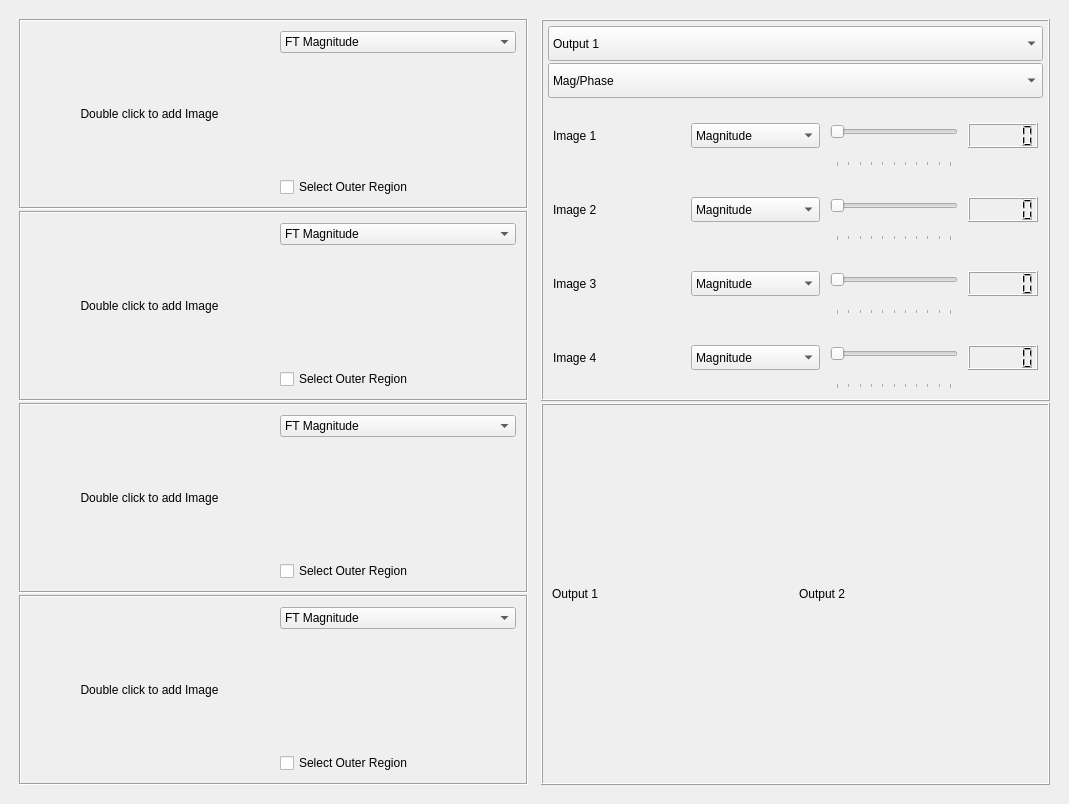
Before: the Qt Designer form task4.ui in OmarAtef0/Fourier-Transform-Mixer, drawn with Qt 5.
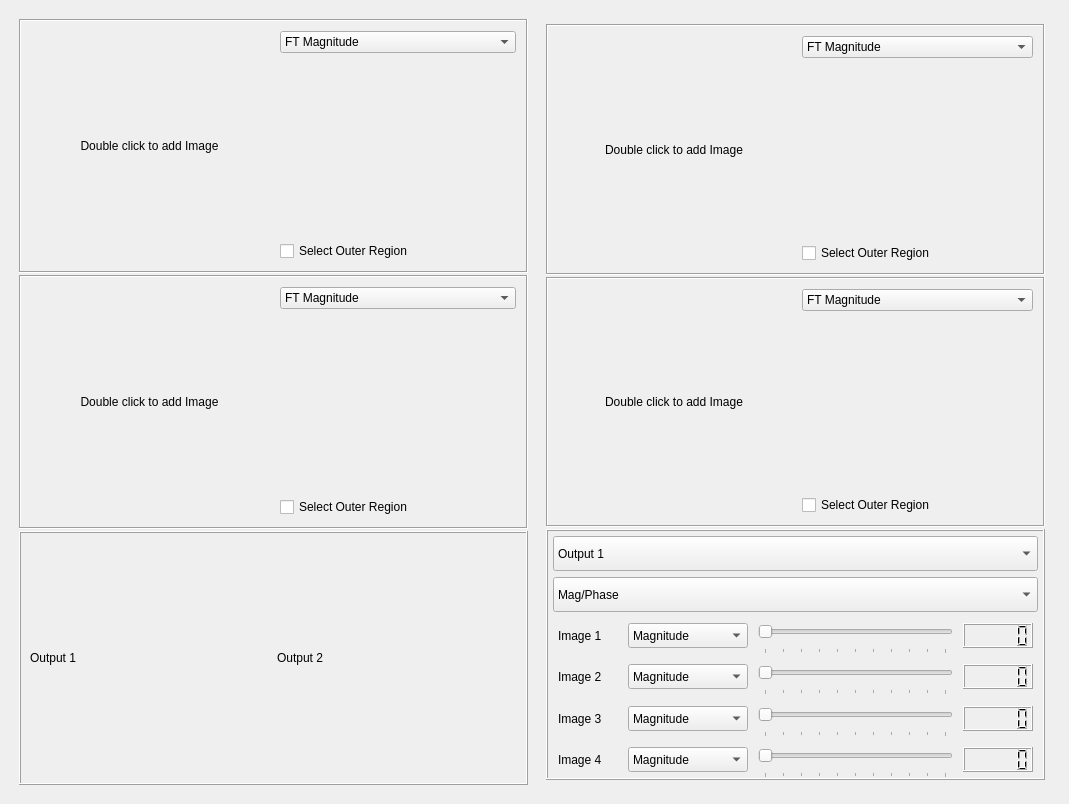
After: the same form once the commit is applied. Custom widgets are drawn as their Qt base class.

What changed in the file:
```diff
--- a/task4.ui
+++ b/task4.ui
@@ -212,6 +212,268 @@
            </widget>
           </item>
           <item>
+           <widget class="QFrame" name="frame_10">
+            <property name="frameShape">
+             <enum>QFrame::Box</enum>
+            </property>
+            <property name="frameShadow">
+             <enum>QFrame::Sunken</enum>
+            </property>
+            <property name="lineWidth">
+             <number>1</number>
+            </property>
+            <layout class="QHBoxLayout" name="horizontalLayout_6">
+             <property name="spacing">
+              <number>2</number>
+             </property>
+             <property name="leftMargin">
+              <number>5</number>
+             </property>
+             <property name="topMargin">
+              <number>5</number>
+             </property>
+             <property name="rightMargin">
+              <number>5</number>
+             </property>
+             <property name="bottomMargin">
+              <number>5</number>
+             </property>
+             <item>
+              <widget class="QLabel" name="label_7">
+               <property name="sizePolicy">
+                <sizepolicy hsizetype="Expanding" vsizetype="Expanding">
+                 <horstretch>0</horstretch>
+                 <verstretch>0</verstretch>
+                </sizepolicy>
+               </property>
+               <property name="styleSheet">
+                <string notr="true">
+font: 75 9pt &quot;MS Shell Dlg 2&quot;;</string>
+               </property>
+               <property name="text">
+                <string>Double click to add Image</string>
+               </property>
+               <property name="alignment">
+                <set>Qt::AlignCenter</set>
+               </property>
+              </widget>
+             </item>
+             <item>
+              <widget class="QFrame" name="frame_11">
+               <property name="frameShape">
+                <enum>QFrame::NoFrame</enum>
+               </property>
+               <property name="frameShadow">
+                <enum>QFrame::Raised</enum>
+               </property>
+               <property name="lineWidth">
+                <number>1</number>
+               </property>
+               <layout class="QVBoxLayout" name="verticalLayout_5">
+                <property name="spacing">
+                 <number>2</number>
+                </property>
+                <property name="leftMargin">
+                 <number>5</number>
+                </property>
+                <property name="topMargin">
+                 <number>5</number>
+                </property>
+                <property name="rightMargin">
+                 <number>5</number>
+                </property>
+                <property name="bottomMargin">
+                 <number>5</number>
+                </property>
+                <item>
+                 <widget class="QComboBox" name="comboBox_3">
+                  <property name="sizePolicy">
+                   <sizepolicy hsizetype="Expanding" vsizetype="Fixed">
+                    <horstretch>0</horstretch>
+                    <verstretch>0</verstretch>
+                   </sizepolicy>
+                  </property>
+                  <item>
+                   <property name="text">
+                    <string>FT Magnitude</string>
+                   </property>
+                  </item>
+                  <item>
+                   <property name="text">
+                    <string>FT Phase</string>
+                   </property>
+                  </item>
+                  <item>
+                   <property name="text">
+                    <string>FT Real</string>
+                   </property>
+                  </item>
+                  <item>
+                   <property name="text">
+                    <string>FT Imaginary</string>
+                   </property>
+                  </item>
+                 </widget>
+                </item>
+                <item>
+                 <widget class="GraphicsLayoutWidget" name="spectrum_3" native="true"/>
+                </item>
+                <item>
+                 <widget class="QCheckBox" name="checkBox_3">
+                  <property name="text">
+                   <string>Select Outer Region</string>
+                  </property>
+                 </widget>
+                </item>
+               </layout>
+              </widget>
+             </item>
+            </layout>
+           </widget>
+          </item>
+          <item>
+           <widget class="QFrame" name="frame_13">
+            <property name="sizePolicy">
+             <sizepolicy hsizetype="Expanding" vsizetype="Expanding">
+              <horstretch>0</horstretch>
+              <verstretch>0</verstretch>
+             </sizepolicy>
+            </property>
+            <property name="frameShape">
+             <enum>QFrame::Box</enum>
+            </property>
+            <property name="frameShadow">
+             <enum>QFrame::Raised</enum>
+            </property>
+            <property name="lineWidth">
+             <number>1</number>
+            </property>
+            <layout class="QHBoxLayout" name="horizontalLayout_11">
+             <item>
+              <widget class="QLabel" name="outputlabel">
+               <property name="sizePolicy">
+                <sizepolicy hsizetype="Expanding" vsizetype="Expanding">
+                 <horstretch>0</horstretch>
+                 <verstretch>0</verstretch>
+                </sizepolicy>
+               </property>
+               <property name="maximumSize">
+                <size>
+                 <width>500</width>
+                 <height>500</height>
+                </size>
+               </property>
+               <property name="styleSheet">
+                <string notr="true">
+font: 75 9pt &quot;MS Shell Dlg 2&quot;;</string>
+               </property>
+               <property name="text">
+                <string>Output 1</string>
+               </property>
+              </widget>
+             </item>
+             <item>
+              <widget class="QLabel" name="outputlabel_2">
+               <property name="sizePolicy">
+                <sizepolicy hsizetype="Expanding" vsizetype="Expanding">
+                 <horstretch>0</horstretch>
+                 <verstretch>0</verstretch>
+                </sizepolicy>
+               </property>
+               <property name="maximumSize">
+                <size>
+                 <width>500</width>
+                 <height>500</height>
+                </size>
+               </property>
+               <property name="styleSheet">
+                <string notr="true">
+font: 75 9pt &quot;MS Shell Dlg 2&quot;;</string>
+               </property>
+               <property name="text">
+                <string>Output 2</string>
+               </property>
+              </widget>
+             </item>
+            </layout>
+           </widget>
+          </item>
+         </layout>
+        </widget>
+       </item>
+       <item>
+        <widget class="QFrame" name="frame_3">
+         <property name="sizePolicy">
+          <sizepolicy hsizetype="Expanding" vsizetype="Expanding">
+           <horstretch>0</horstretch>
+           <verstretch>0</verstretch>
+          </sizepolicy>
+         </property>
+         <property name="frameShape">
+          <enum>QFrame::NoFrame</enum>
+         </property>
+         <property name="frameShadow">
+          <enum>QFrame::Sunken</enum>
+         </property>
+         <property name="lineWidth">
+          <number>0</number>
+         </property>
+         <layout class="QVBoxLayout" name="verticalLayout_6">
+          <property name="spacing">
+           <number>2</number>
+          </property>
+          <property name="leftMargin">
+           <number>5</number>
+          </property>
+          <property name="topMargin">
+           <number>5</number>
+          </property>
+          <property name="rightMargin">
+           <number>5</number>
+          </property>
+          <property name="bottomMargin">
+           <number>5</number>
+          </property>
+          <item>
+           <widget class="QFrame" name="frame_12">
+            <property name="sizePolicy">
+             <sizepolicy hsizetype="Expanding" vsizetype="Expanding">
+              <horstretch>0</horstretch>
+              <verstretch>0</verstretch>
+             </sizepolicy>
+            </property>
+            <property name="maximumSize">
+             <size>
+              <width>16777215</width>
+              <height>16777215</height>
+             </size>
+            </property>
+            <property name="frameShape">
+             <enum>QFrame::NoFrame</enum>
+            </property>
+            <property name="frameShadow">
+             <enum>QFrame::Raised</enum>
+            </property>
+            <property name="lineWidth">
+             <number>1</number>
+            </property>
+            <layout class="QVBoxLayout" name="verticalLayout_8">
+             <property name="spacing">
+              <number>2</number>
+             </property>
+             <property name="leftMargin">
+              <number>5</number>
+             </property>
+             <property name="topMargin">
+              <number>5</number>
+             </property>
+             <property name="rightMargin">
+              <number>5</number>
+             </property>
+             <property name="bottomMargin">
+              <number>5</number>
+             </property>
+             <item>
            <widget class="QFrame" name="frame_6">
             <property name="frameShape">
              <enum>QFrame::Box</enum>
@@ -406,126 +668,6 @@
                  <number>5</number>
                 </property>
                 <item>
-                 <widget class="QComboBox" name="comboBox_3">
-                  <property name="sizePolicy">
-                   <sizepolicy hsizetype="Expanding" vsizetype="Fixed">
-                    <horstretch>0</horstretch>
-                    <verstretch>0</verstretch>
-                   </sizepolicy>
-                  </property>
-                  <item>
-                   <property name="text">
-                    <string>FT Magnitude</string>
-                   </property>
-                  </item>
-                  <item>
-                   <property name="text">
-                    <string>FT Phase</string>
-                   </property>
-                  </item>
-                  <item>
-                   <property name="text">
-                    <string>FT Real</string>
-                   </property>
-                  </item>
-                  <item>
-                   <property name="text">
-                    <string>FT Imaginary</string>
-                   </property>
-                  </item>
-                 </widget>
-                </item>
-                <item>
-                 <widget class="GraphicsLayoutWidget" name="spectrum_3" native="true"/>
-                </item>
-                <item>
-                 <widget class="QCheckBox" name="checkBox_3">
-                  <property name="text">
-                   <string>Select Outer Region</string>
-                  </property>
-                 </widget>
-                </item>
-               </layout>
-              </widget>
-             </item>
-            </layout>
-           </widget>
-          </item>
-          <item>
-           <widget class="QFrame" name="frame_10">
-            <property name="frameShape">
-             <enum>QFrame::Box</enum>
-            </property>
-            <property name="frameShadow">
-             <enum>QFrame::Sunken</enum>
-            </property>
-            <property name="lineWidth">
-             <number>1</number>
-            </property>
-            <layout class="QHBoxLayout" name="horizontalLayout_6">
-             <property name="spacing">
-              <number>2</number>
-             </property>
-             <property name="leftMargin">
-              <number>5</number>
-             </property>
-             <property name="topMargin">
-              <number>5</number>
-             </property>
-             <property name="rightMargin">
-              <number>5</number>
-             </property>
-             <property name="bottomMargin">
-              <number>5</number>
-             </property>
-             <item>
-              <widget class="QLabel" name="label_7">
-               <property name="sizePolicy">
-                <sizepolicy hsizetype="Expanding" vsizetype="Expanding">
-                 <horstretch>0</horstretch>
-                 <verstretch>0</verstretch>
-                </sizepolicy>
-               </property>
-               <property name="styleSheet">
-                <string notr="true">
-font: 75 9pt &quot;MS Shell Dlg 2&quot;;</string>
-               </property>
-               <property name="text">
-                <string>Double click to add Image</string>
-               </property>
-               <property name="alignment">
-                <set>Qt::AlignCenter</set>
-               </property>
-              </widget>
-             </item>
-             <item>
-              <widget class="QFrame" name="frame_11">
-               <property name="frameShape">
-                <enum>QFrame::NoFrame</enum>
-               </property>
-               <property name="frameShadow">
-                <enum>QFrame::Raised</enum>
-               </property>
-               <property name="lineWidth">
-                <number>1</number>
-               </property>
-               <layout class="QVBoxLayout" name="verticalLayout_5">
-                <property name="spacing">
-                 <number>2</number>
-                </property>
-                <property name="leftMargin">
-                 <number>5</number>
-                </property>
-                <property name="topMargin">
-                 <number>5</number>
-                </property>
-                <property name="rightMargin">
-                 <number>5</number>
-                </property>
-                <property name="bottomMargin">
-                 <number>5</number>
-                </property>
-                <item>
                  <widget class="QComboBox" name="comboBox_4">
                   <property name="sizePolicy">
                    <sizepolicy hsizetype="Expanding" vsizetype="Fixed">
@@ -571,56 +713,17 @@
             </layout>
            </widget>
           </item>
-         </layout>
-        </widget>
-       </item>
        <item>
-        <widget class="QFrame" name="frame_3">
-         <property name="frameShape">
-          <enum>QFrame::NoFrame</enum>
-         </property>
-         <property name="frameShadow">
-          <enum>QFrame::Sunken</enum>
-         </property>
-         <property name="lineWidth">
-          <number>0</number>
-         </property>
-         <layout class="QVBoxLayout" name="verticalLayout_6">
-          <property name="spacing">
-           <number>2</number>
-          </property>
-          <property name="leftMargin">
-           <number>5</number>
-          </property>
-          <property name="topMargin">
-           <number>5</number>
-          </property>
-          <property name="rightMargin">
-           <number>5</number>
-          </property>
-          <property name="bottomMargin">
-           <number>5</number>
-          </property>
-          <item>
-           <widget class="QFrame" name="frame_12">
-            <property name="maximumSize">
-             <size>
-              <width>16777215</width>
-              <height>420</height>
-             </size>
-            </property>
+              <widget class="QFrame" name="frame_14">
             <property name="frameShape">
              <enum>QFrame::Box</enum>
             </property>
             <property name="frameShadow">
              <enum>QFrame::Raised</enum>
             </property>
-            <property name="lineWidth">
-             <number>1</number>
-            </property>
-            <layout class="QVBoxLayout" name="verticalLayout_8">
+               <layout class="QVBoxLayout" name="verticalLayout_9">
              <property name="spacing">
-              <number>2</number>
+                 <number>5</number>
              </property>
              <property name="leftMargin">
               <number>5</number>
@@ -632,7 +735,28 @@
               <number>5</number>
              </property>
              <property name="bottomMargin">
-              <number>5</number>
+                 <number>0</number>
+                </property>
+                <item>
+                 <widget class="QFrame" name="frame_19">
+                  <property name="frameShape">
+                   <enum>QFrame::NoFrame</enum>
+                  </property>
+                  <property name="frameShadow">
+                   <enum>QFrame::Raised</enum>
+                  </property>
+                  <layout class="QVBoxLayout" name="verticalLayout_7">
+                   <property name="leftMargin">
+                    <number>0</number>
+                   </property>
+                   <property name="topMargin">
+                    <number>0</number>
+                   </property>
+                   <property name="rightMargin">
+                    <number>0</number>
+                   </property>
+                   <property name="bottomMargin">
+                    <number>0</number>
              </property>
              <item>
               <widget class="QComboBox" name="outputBox">
@@ -686,8 +810,11 @@
                </item>
               </widget>
              </item>
+                  </layout>
+                 </widget>
+                </item>
              <item>
-              <widget class="QFrame" name="frame_14">
+                 <widget class="QFrame" name="frame_18">
                <property name="maximumSize">
                 <size>
                  <width>16777215</width>
@@ -711,13 +838,13 @@
                  <number>5</number>
                 </property>
                 <property name="topMargin">
-                 <number>5</number>
+                    <number>0</number>
                 </property>
                 <property name="rightMargin">
                  <number>5</number>
                 </property>
                 <property name="bottomMargin">
-                 <number>5</number>
+                    <number>0</number>
                 </property>
                 <item>
                  <widget class="QLabel" name="label_11">
@@ -729,7 +856,7 @@
                   </property>
                   <property name="maximumSize">
                    <size>
-                    <width>200</width>
+                       <width>60</width>
                     <height>16777215</height>
                    </size>
                   </property>
@@ -754,7 +881,7 @@
                   </property>
                   <property name="maximumSize">
                    <size>
-                    <width>200</width>
+                       <width>120</width>
                     <height>16777215</height>
                    </size>
                   </property>
@@ -865,13 +992,13 @@
                  <number>5</number>
                 </property>
                 <property name="topMargin">
-                 <number>5</number>
+                    <number>0</number>
                 </property>
                 <property name="rightMargin">
                  <number>5</number>
                 </property>
                 <property name="bottomMargin">
-                 <number>5</number>
+                    <number>0</number>
                 </property>
                 <item>
                  <widget class="QLabel" name="label_12">
@@ -883,7 +1010,7 @@
                   </property>
                   <property name="maximumSize">
                    <size>
-                    <width>200</width>
+                       <width>60</width>
                     <height>16777215</height>
                    </size>
                   </property>
@@ -908,7 +1035,7 @@
                   </property>
                   <property name="maximumSize">
                    <size>
-                    <width>200</width>
+                       <width>120</width>
                     <height>16777215</height>
                    </size>
                   </property>
@@ -1016,13 +1143,13 @@
                  <number>5</number>
                 </property>
                 <property name="topMargin">
-                 <number>5</number>
+                    <number>0</number>
                 </property>
                 <property name="rightMargin">
                  <number>5</number>
                 </property>
                 <property name="bottomMargin">
-                 <number>5</number>
+                    <number>0</number>
                 </property>
                 <item>
                  <widget class="QLabel" name="label_14">
@@ -1034,7 +1161,7 @@
                   </property>
                   <property name="maximumSize">
                    <size>
-                    <width>200</width>
+                       <width>60</width>
                     <height>16777215</height>
                    </size>
                   </property>
@@ -1059,7 +1186,7 @@
                   </property>
                   <property name="maximumSize">
                    <size>
-                    <width>200</width>
+                       <width>120</width>
                     <height>16777215</height>
                    </size>
                   </property>
@@ -1167,13 +1294,13 @@
                  <number>5</number>
                 </property>
                 <property name="topMargin">
-                 <number>5</number>
+                    <number>0</number>
                 </property>
                 <property name="rightMargin">
                  <number>5</number>
                 </property>
                 <property name="bottomMargin">
-                 <number>5</number>
+                    <number>0</number>
                 </property>
                 <item>
                  <widget class="QLabel" name="label_13">
@@ -1185,7 +1312,7 @@
                   </property>
                   <property name="maximumSize">
                    <size>
-                    <width>200</width>
+                       <width>60</width>
                     <height>16777215</height>
                    </size>
                   </property>
@@ -1210,7 +1337,7 @@
                   </property>
                   <property name="maximumSize">
                    <size>
-                    <width>200</width>
+                       <width>120</width>
                     <height>16777215</height>
                    </size>
                   </property>
@@ -1294,64 +1421,6 @@
               </widget>
              </item>
             </layout>
-           </widget>
-          </item>
-          <item>
-           <widget class="QFrame" name="frame_13">
-            <property name="frameShape">
-             <enum>QFrame::Box</enum>
-            </property>
-            <property name="frameShadow">
-             <enum>QFrame::Raised</enum>
-            </property>
-            <property name="lineWidth">
-             <number>1</number>
-            </property>
-            <layout class="QHBoxLayout" name="horizontalLayout_11">
-             <item>
-              <widget class="QLabel" name="outputlabel">
-               <property name="sizePolicy">
-                <sizepolicy hsizetype="Expanding" vsizetype="Expanding">
-                 <horstretch>0</horstretch>
-                 <verstretch>0</verstretch>
-                </sizepolicy>
-               </property>
-               <property name="maximumSize">
-                <size>
-                 <width>500</width>
-                 <height>500</height>
-                </size>
-               </property>
-               <property name="styleSheet">
-                <string notr="true">
-font: 75 9pt &quot;MS Shell Dlg 2&quot;;</string>
-               </property>
-               <property name="text">
-                <string>Output 1</string>
-               </property>
-              </widget>
-             </item>
-             <item>
-              <widget class="QLabel" name="outputlabel_2">
-               <property name="sizePolicy">
-                <sizepolicy hsizetype="Expanding" vsizetype="Expanding">
-                 <horstretch>0</horstretch>
-                 <verstretch>0</verstretch>
-                </sizepolicy>
-               </property>
-               <property name="maximumSize">
-                <size>
-                 <width>500</width>
-                 <height>500</height>
-                </size>
-               </property>
-               <property name="styleSheet">
-                <string notr="true">
-font: 75 9pt &quot;MS Shell Dlg 2&quot;;</string>
-               </property>
-               <property name="text">
-                <string>Output 2</string>
-               </property>
               </widget>
              </item>
             </layout>
```
Lines whose indentation alone changed are shown as unchanged.
